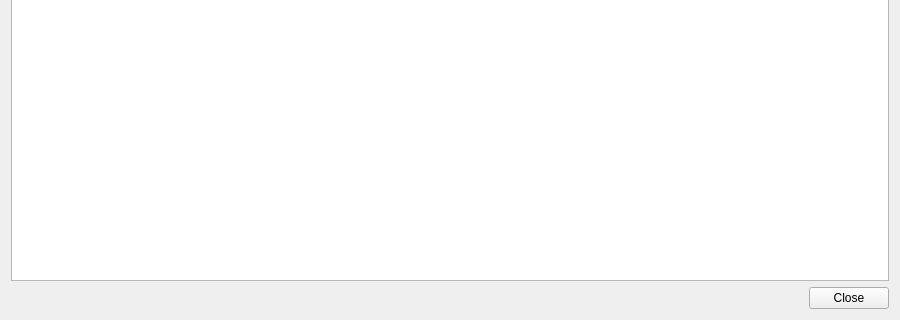
Above: Source/RMG/UserInterface/Dialog/BoardDownloader/BoardDownloaderDialog.ui from MarioPartyNetplay/Mupen-MPN before the change; both pictures show x 0 to 900 and y 320 to 640 of the 900 by 640 pixel window. Below: the same form after it.
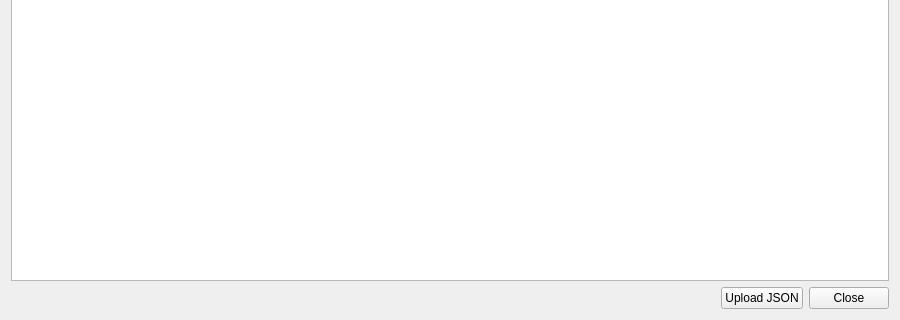
That is the form after the change.

The edit to the form file:
```diff
--- a/Source/RMG/UserInterface/Dialog/BoardDownloader/BoardDownloaderDialog.ui
+++ b/Source/RMG/UserInterface/Dialog/BoardDownloader/BoardDownloaderDialog.ui
@@ -141,14 +141,35 @@
     </widget>
    </item>
    <item>
-    <widget class="QDialogButtonBox" name="buttonBox">
+    <layout class="QHBoxLayout" name="buttonLayout">
+     <item>
+      <spacer name="buttonSpacer">
      <property name="orientation">
       <enum>Qt::Orientation::Horizontal</enum>
      </property>
-     <property name="standardButtons">
-      <set>QDialogButtonBox::StandardButton::Close</set>
-     </property>
-    </widget>
+       <property name="sizeHint" stdset="0">
+        <size>
+         <width>40</width>
+         <height>20</height>
+        </size>
+       </property>
+      </spacer>
+     </item>
+     <item>
+      <widget class="QPushButton" name="uploadJsonButton">
+       <property name="text">
+        <string>Upload JSON</string>
+       </property>
+      </widget>
+     </item>
+     <item>
+      <widget class="QPushButton" name="closeButton">
+       <property name="text">
+        <string>Close</string>
+       </property>
+      </widget>
+     </item>
+    </layout>
    </item>
   </layout>
  </widget>
```
Left out of the diff: 4 changed lines with no effect on the pictures. Lines whose indentation alone changed are shown as unchanged.
